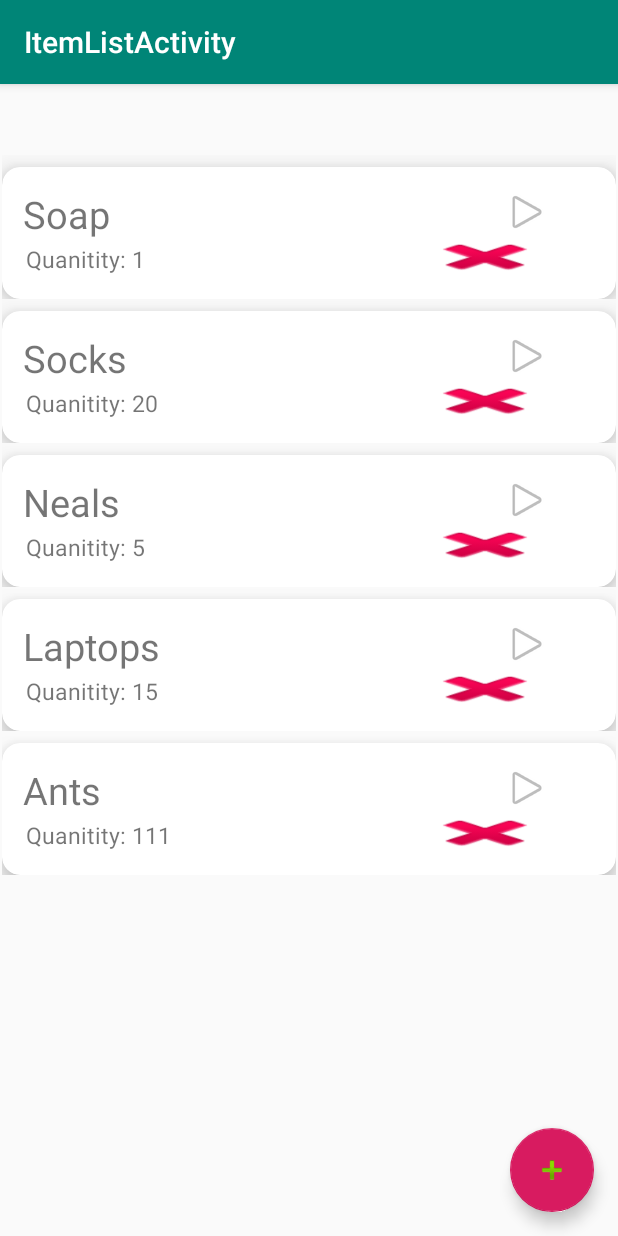
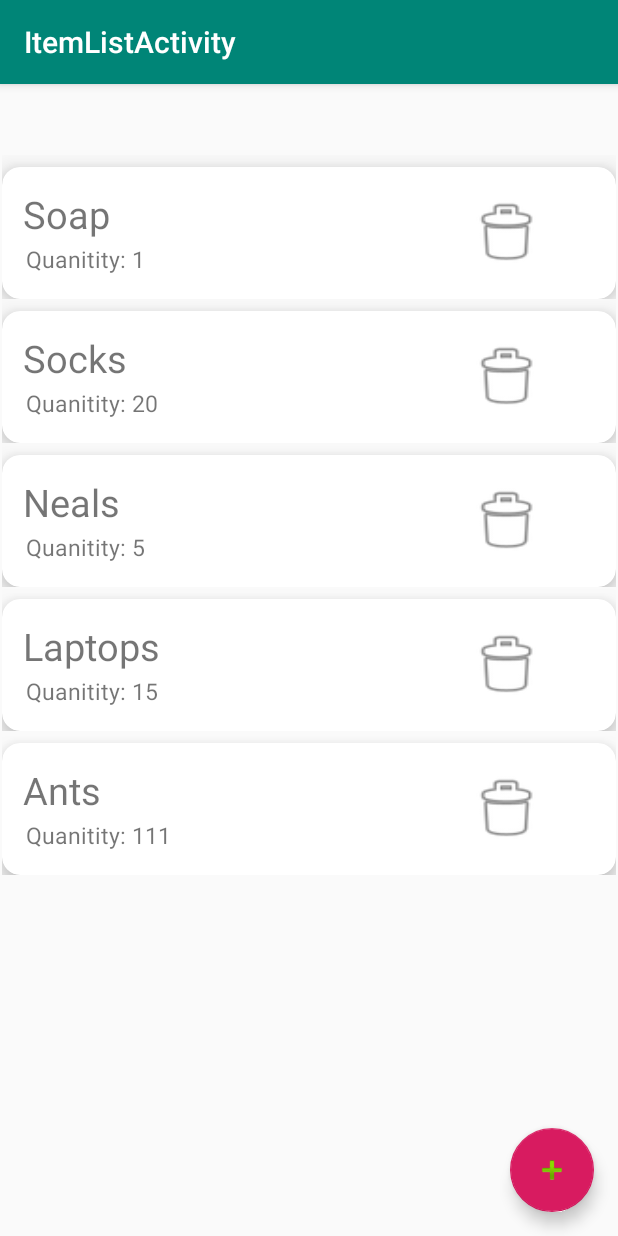
Before and after one commit to CynicalOne/380_app, an Android app: the ItemListActivity screen opened directly, with no data from a screen before it, on a phone screen of 412 x 824 dp. Run offline under Robolectric (Android 15) with nearby library versions, the light colour scheme and no system bars.

Commit message:
Cahnged to trash

```diff
--- a/app/src/main/res/layout/homeview_row.xml
+++ b/app/src/main/res/layout/homeview_row.xml
@@ -42,23 +42,14 @@
                 android:text="subdescription"
                 android:textSize="15sp" />
 
-            <ImageView
-                android:id="@+id/imageView"
-                android:layout_width="wrap_content"
+            <Button
+                android:id="@+id/deleteButton"
+                android:layout_width="60dp"
                 android:layout_height="wrap_content"
                 android:layout_alignParentEnd="true"
-                app:srcCompat="@android:drawable/ic_media_play"
-                android:layout_alignParentRight="true" />
-
-            <Button
-                android:id="@+id/deleteButton"
-                android:layout_width="wrap_content"
-                android:layout_height="wrap_content"
-                android:layout_below="@+id/imageView"
                 android:layout_alignParentRight="true"
-                android:background="@android:drawable/ic_delete">
-
-            </Button>
+                android:layout_centerInParent="true"
+                android:background="@android:drawable/ic_menu_delete"></Button>
 
         </RelativeLayout>
     </androidx.cardview.widget.CardView>
```
